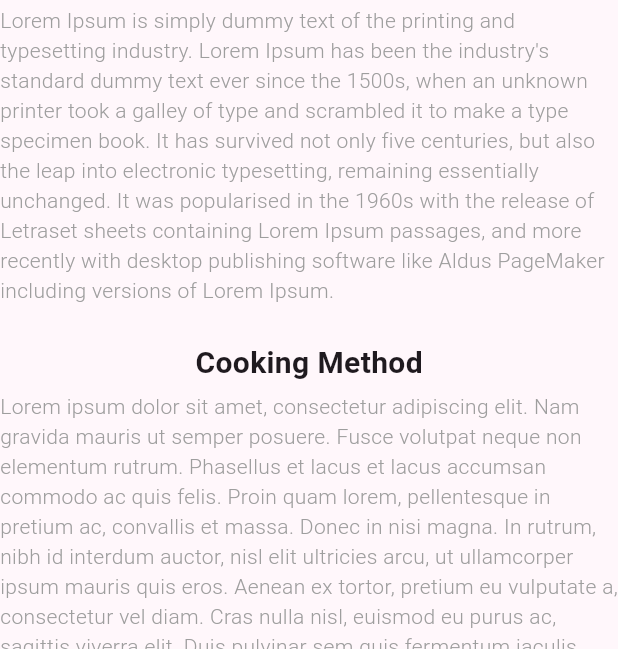
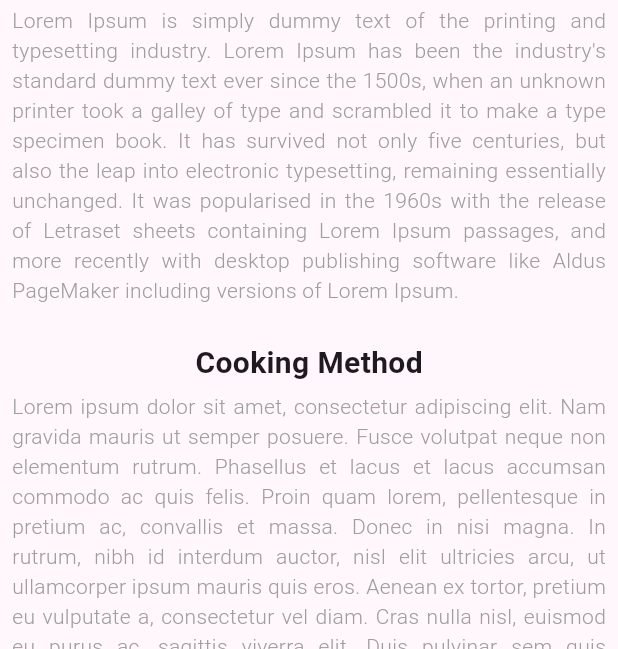
Before and after one commit to RFeiz/recipe-app, a Flutter app: the screen it shows after launch, after a tap on "Pasta with Tomato", on a phone screen of 412 x 824 dp, the part 587-1236 px from its top. Run offline on Flutter 3.47's test engine with Material 2 defaults, Android fonts, the phone set to English and light mode, and no system bars; our stand-ins replace google_fonts; network calls fail.

Commit message:
Update recipe_details.dart

```diff
--- a/my_recipe/lib/recipe_details/recipe_details.dart
+++ b/my_recipe/lib/recipe_details/recipe_details.dart
@@ -116,6 +116,10 @@ class RecipeDetails extends StatelessWidget {
                         SizedBox(
                           height: 24,
                         ),
+                      Container(
+                        margin: EdgeInsets.only( left: 8, right: 8),
+                        child: Column(
+                          children:[
 
                         Text(
                           "About Recipe",
@@ -130,7 +134,7 @@ class RecipeDetails extends StatelessWidget {
                         Text(
                           "Lorem Ipsum is simply dummy text of the printing and typesetting industry. Lorem Ipsum has been the industry's standard dummy text ever since the 1500s, when an unknown printer took a galley of type and scrambled it to make a type specimen book. It has survived not only five centuries, but also the leap into electronic typesetting, remaining essentially unchanged. It was popularised in the 1960s with the release of Letraset sheets containing Lorem Ipsum passages, and more recently with desktop publishing software like Aldus PageMaker including versions of Lorem Ipsum.",
                           style: GoogleFonts.roboto(
-                              fontWeight: FontWeight.w300, color: Colors.grey),
+                              fontWeight: FontWeight.w300, color: Colors.grey),textAlign: TextAlign.justify,
                         ),
 
                         SizedBox(
@@ -150,8 +154,10 @@ class RecipeDetails extends StatelessWidget {
                         Text(
                           "Lorem ipsum dolor sit amet, consectetur adipiscing elit. Nam gravida mauris ut semper posuere. Fusce volutpat neque non elementum rutrum. Phasellus et lacus et lacus accumsan commodo ac quis felis. Proin quam lorem, pellentesque in pretium ac, convallis et massa. Donec in nisi magna. In rutrum, nibh id interdum auctor, nisl elit ultricies arcu, ut ullamcorper ipsum mauris quis eros. Aenean ex tortor, pretium eu vulputate a, consectetur vel diam. Cras nulla nisl, euismod eu purus ac, sagittis viverra elit. Duis pulvinar sem quis fermentum iaculis. Quisque pharetra turpis velit, ut hendrerit tortor finibus id. Sed eu pretium libero.Vestibulum semper justo eu purus suscipit scelerisque. Proin eget rhoncus ex. Nam eget egestas nisi. Morbi molestie imperdiet sapien, ut ornare est laoreet in. Nam fermentum venenatis lorem, et scelerisque ante fermentum eget. Vestibulum eget urna ullamcorper, consequat odio et, efficitur arcu. Ut molestie feugiat tristique. Ut lectus erat, malesuada eget elit et, laoreet commodo augue. Nullam at velit vel ipsum tristique rhoncus. Fusce euismod facilisis lorem nec consequat. Donec in turpis tellus. Nunc at massa et sapien hendrerit volutpat. Curabitur condimentum, nibh hendrerit fermentum suscipit, justo lacus pellentesque felis, vitae rhoncus mi est sit amet massa. Donec id hendrerit felis, at blandit ex. Lorem ipsum dolor sit amet, consectetur adipiscing elit.",
                           style: GoogleFonts.roboto(
-                              fontWeight: FontWeight.w300, color: Colors.grey),
+                              fontWeight: FontWeight.w300, color: Colors.grey),textAlign: TextAlign.justify,
                         ),
+                          ])
+                      )
             // SizedBox(height: 16.0),
             // Text(
             //   "Ingredients",
```
